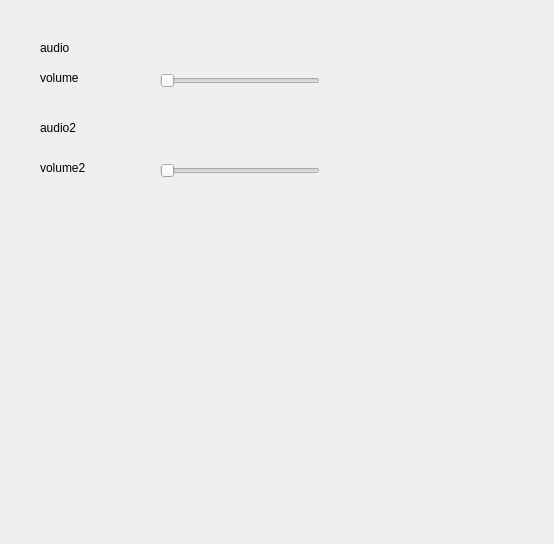
Above: Adora/Adora/Ui/Setting/AudioSettingWidget.ui from hash1018/Adora before the change. Below: the same form after it.
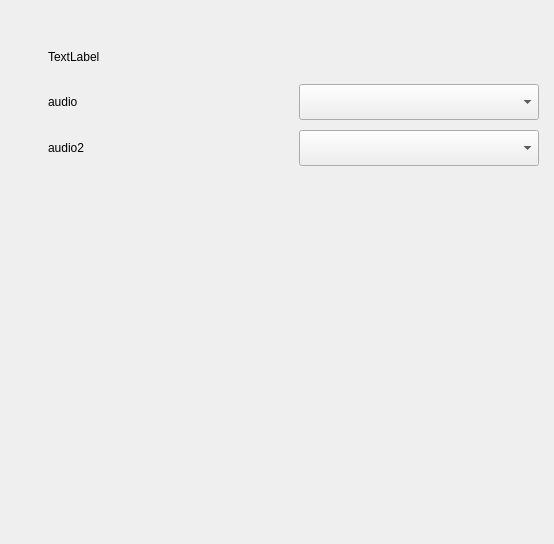
That is the form after the change. Custom widgets are drawn as their Qt base class.

Commit message: added audio setting

The edit to the form file:
```diff
--- a/Adora/Adora/Ui/Setting/AudioSettingWidget.ui
+++ b/Adora/Adora/Ui/Setting/AudioSettingWidget.ui
@@ -16,12 +16,24 @@
   <widget class="QLabel" name="audioDeviceLabel">
    <property name="geometry">
     <rect>
-     <x>40</x>
-     <y>40</y>
-     <width>64</width>
-     <height>15</height>
+     <x>48</x>
+     <y>84</y>
+     <width>91</width>
+     <height>36</height>
     </rect>
    </property>
+   <property name="minimumSize">
+    <size>
+     <width>91</width>
+     <height>36</height>
+    </size>
+   </property>
+   <property name="maximumSize">
+    <size>
+     <width>91</width>
+     <height>36</height>
+    </size>
+   </property>
    <property name="text">
     <string>audio</string>
    </property>
@@ -29,82 +41,92 @@
   <widget class="QLabel" name="audioVolumeLabel">
    <property name="geometry">
     <rect>
-     <x>40</x>
-     <y>70</y>
-     <width>64</width>
-     <height>15</height>
+     <x>48</x>
+     <y>130</y>
+     <width>91</width>
+     <height>36</height>
     </rect>
    </property>
-   <property name="text">
-    <string>volume</string>
+   <property name="minimumSize">
+    <size>
+     <width>91</width>
+     <height>36</height>
+    </size>
    </property>
-  </widget>
-  <widget class="QLabel" name="audioDevice2Label">
-   <property name="geometry">
-    <rect>
-     <x>40</x>
-     <y>120</y>
-     <width>64</width>
-     <height>15</height>
-    </rect>
+   <property name="maximumSize">
+    <size>
+     <width>91</width>
+     <height>36</height>
+    </size>
    </property>
    <property name="text">
     <string>audio2</string>
    </property>
   </widget>
-  <widget class="QLabel" name="audioVolume2Label">
+  <widget class="QComboBox" name="speakerComboBox">
    <property name="geometry">
     <rect>
-     <x>40</x>
-     <y>160</y>
-     <width>64</width>
-     <height>15</height>
+     <x>299</x>
+     <y>84</y>
+     <width>240</width>
+     <height>36</height>
     </rect>
+   </property>
+   <property name="minimumSize">
+    <size>
+     <width>240</width>
+     <height>36</height>
+    </size>
+   </property>
+   <property name="maximumSize">
+    <size>
+     <width>240</width>
+     <height>36</height>
+    </size>
+   </property>
+  </widget>
+  <widget class="QComboBox" name="micComboBox">
+   <property name="geometry">
+    <rect>
+     <x>299</x>
+     <y>130</y>
+     <width>240</width>
+     <height>36</height>
+    </rect>
+   </property>
+   <property name="minimumSize">
+    <size>
+     <width>240</width>
+     <height>36</height>
+    </size>
+   </property>
+   <property name="maximumSize">
+    <size>
+     <width>240</width>
+     <height>36</height>
+    </size>
+   </property>
+  </widget>
+  <widget class="QLabel" name="audioDeviceSettingLabel">
+   <property name="geometry">
+    <rect>
+     <x>48</x>
+     <y>45</y>
+     <width>200</width>
+     <height>23</height>
+    </rect>
+   </property>
+   <property name="minimumSize">
+    <size>
+     <width>200</width>
+     <height>23</height>
+    </size>
    </property>
    <property name="text">
-    <string>volume2</string>
-   </property>
-  </widget>
-  <widget class="AbstractSlider" name="audioVolumeSlider">
-   <property name="geometry">
-    <rect>
-     <x>160</x>
-     <y>70</y>
-     <width>160</width>
-     <height>22</height>
-    </rect>
-   </property>
-   <property name="maximum">
-    <number>100</number>
-   </property>
-   <property name="orientation">
-    <enum>Qt::Horizontal</enum>
-   </property>
-  </widget>
-  <widget class="AbstractSlider" name="audioVolume2Slider">
-   <property name="geometry">
-    <rect>
-     <x>160</x>
-     <y>160</y>
-     <width>160</width>
-     <height>22</height>
-    </rect>
-   </property>
-   <property name="maximum">
-    <number>100</number>
-   </property>
-   <property name="orientation">
-    <enum>Qt::Horizontal</enum>
+    <string>TextLabel</string>
    </property>
   </widget>
  </widget>
- <customwidgets>
-  <customwidget>
-   <class>AbstractSlider</class>
-   <extends>QSlider</extends>
-   <header location="global">Ui/Item/AbstractSlider.h</header>
-  </customwidget>
- </customwidgets>
  <resources/>
  <connections/>
 </ui>
```
Left out of the diff: 4 changed lines with no effect on the pictures. The commit also changes 10 other files.
